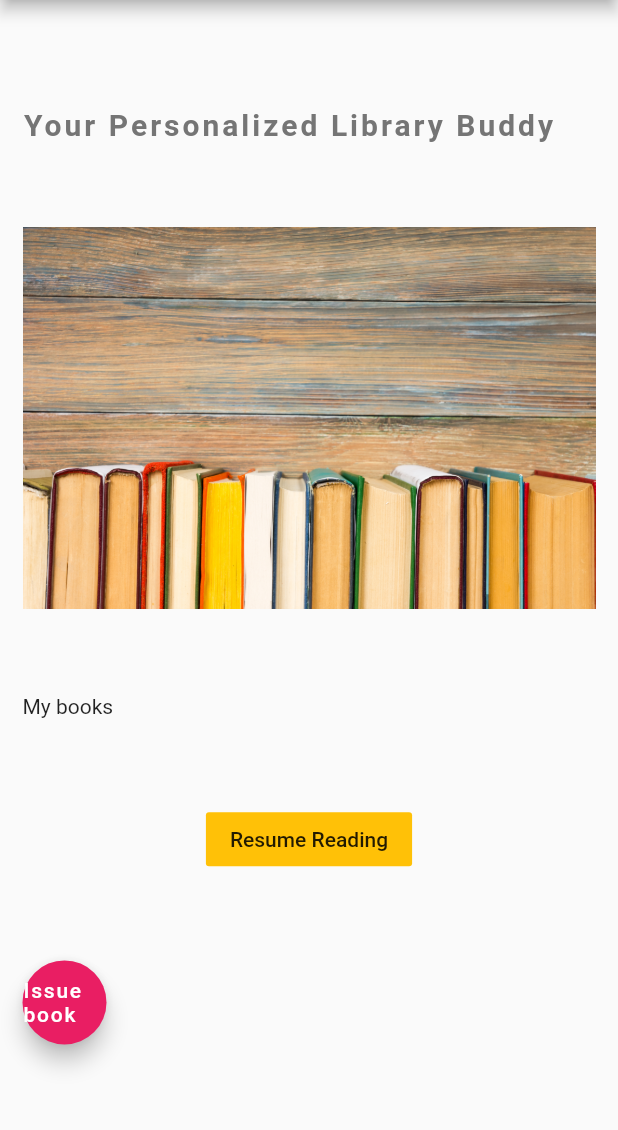
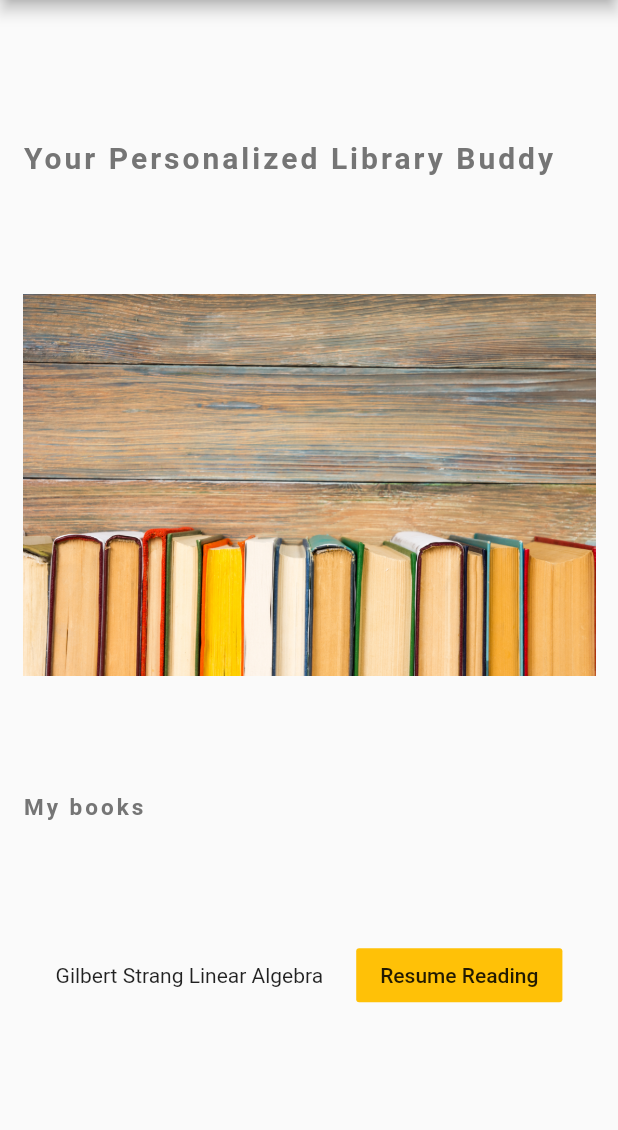
Before and after one commit to AnimeshSinha1309/library-management, a Flutter app: the screen it shows after launch, on a phone screen of 412 x 824 dp, the part 84-1214 px from its top. Run offline on Flutter 3.47's test engine with Material 2 defaults, Android fonts, the phone set to English and light mode, and no system bars; missing offline and left inert: barcode_scan.

Commit message:
modified UI: Home, added list currentBooks

```diff
--- a/libmate/lib/main.dart
+++ b/libmate/lib/main.dart
@@ -60,6 +60,7 @@ class _MyHomePageState extends State<MyHomePage> {
 
   @override
   Widget build(BuildContext context) {
+    String curBook = "Gilbert Strang Linear Algebra";
     return Scaffold(
       appBar: AppBar(
         title: cusSearchBar,
@@ -83,7 +84,20 @@ class _MyHomePageState extends State<MyHomePage> {
                   ),
               ),
           Image.asset('assets/bgbook.jpg'),
-          Text("My books"),
+          Text(
+            "My books",
+            style: TextStyle(
+            fontSize: 15.0,
+            fontWeight: FontWeight.bold,
+            letterSpacing: 2.0,
+            color: Colors.grey[600],
+          ),
+          ),
+          Row(
+            mainAxisAlignment: MainAxisAlignment.spaceEvenly,
+            crossAxisAlignment: CrossAxisAlignment.center,
+            children: <Widget>[
+              Text("$curBook"),
               Center(
                 child: FlatButton(
                     onPressed: (){},
@@ -92,12 +106,15 @@ class _MyHomePageState extends State<MyHomePage> {
 
                 ),
               ),
-        FloatingActionButton(
-          onPressed: () {},
-          tooltip: 'Increment',
-          child: Text('Issue book'),
-          backgroundColor: Colors.pink,
-        ),
+//              FloatingActionButton(
+//                onPressed: () {},
+//                tooltip: 'Increment',
+//                child: Text('Issue book'),
+//                backgroundColor: Colors.pink,
+//              ),
+
+              ]),
+
         ],
         )
 
```
Also changed, not shown: 1 other file. Lines whose indentation alone changed are shown as unchanged.
